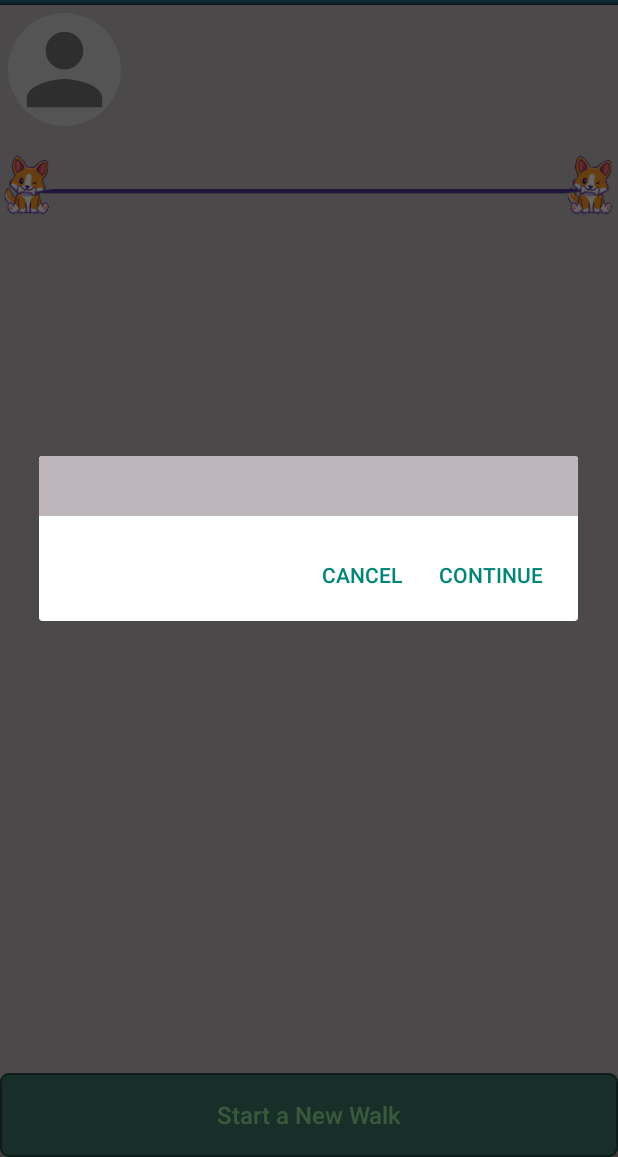
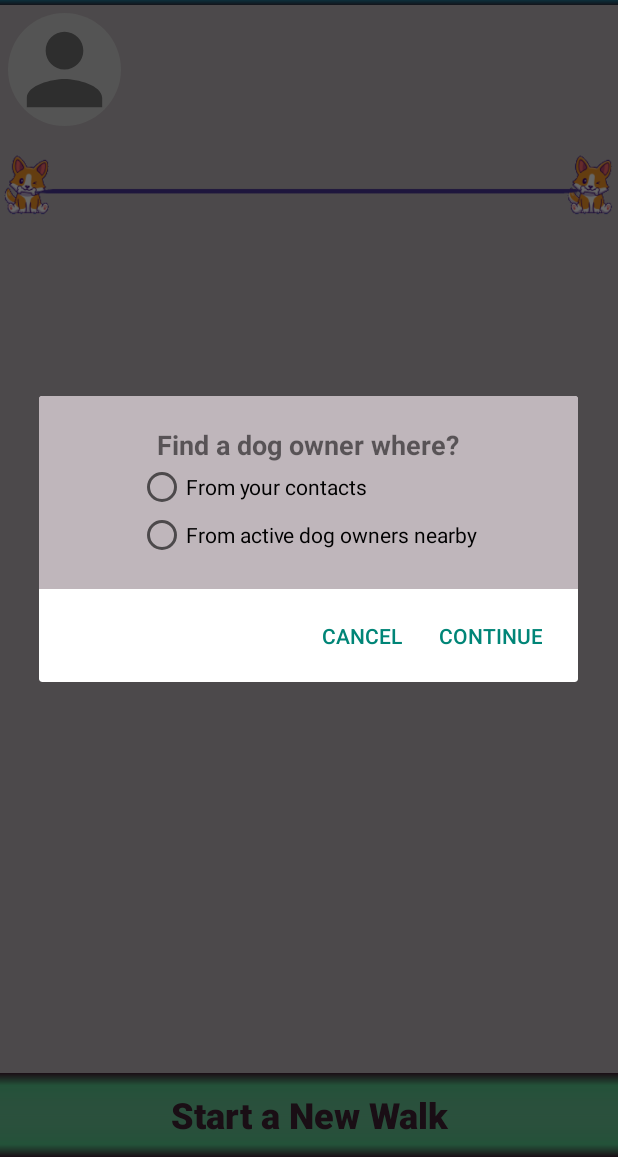
Before and after one commit to alia-io/DogWalker, an Android app: the HomeActivity screen opened directly, with no data from a screen before it, after a tap on "Start a New Walk", on a phone screen of 412 x 824 dp, the part 79-1236 px from its top. Run offline under Robolectric (Android 15) with nearby library versions, the phone set to English and light mode, and no system bars; our stand-ins replace Firebase (no records; nobody signed in at launch, a user with empty details on screens opened directly), Picasso; 6 statements that could not run were skipped.

Commit message:
walk setup questions, styling/theme changes

```diff
--- a/app/src/main/java/com/example/dogwalker/HomeActivity.java
+++ b/app/src/main/java/com/example/dogwalker/HomeActivity.java
@@ -1,7 +1,8 @@
 package com.example.dogwalker;
 
 import com.example.dogwalker.editdogs.EditDogsActivity;
-import com.example.dogwalker.newwalk.NewWalkFragment;
+import com.example.dogwalker.newwalk.NewWalkFragment0;
+import com.example.dogwalker.newwalk.NewWalkFragment1;
 import com.example.dogwalker.newwalk.NewWalkFragmentTracker;
 
 import androidx.annotation.NonNull;
@@ -9,18 +10,16 @@ import androidx.appcompat.app.AppCompatActivity;
 
 import android.content.Intent;
 import android.os.Bundle;
+import android.util.Log;
 import android.view.Menu;
 import android.view.MenuInflater;
 import android.view.MenuItem;
 import android.view.View;
 import android.widget.CheckBox;
-import android.widget.CompoundButton;
 import android.widget.ImageView;
 import android.widget.TextView;
 import android.widget.Toast;
 
-import com.google.android.gms.tasks.OnFailureListener;
-import com.google.android.gms.tasks.OnSuccessListener;
 import com.google.firebase.auth.FirebaseAuth;
 import com.google.firebase.auth.FirebaseUser;
 import com.google.firebase.database.DataSnapshot;
@@ -97,7 +96,6 @@ public class HomeActivity extends AppCompatActivity implements NewWalkFragmentTr
                         if (user.isDogOwnerActive()) activeOwnerBox.setChecked(true);
                     } else {
                         Toast.makeText(HomeActivity.this, "Welcome! Please add your dogs to your profile to begin.", Toast.LENGTH_SHORT).show();
-
                     }
                 }
                 if (user.isDogWalker() && (!user.isDogOwner() || user.getDogs().size() > 0)) {
@@ -132,18 +130,24 @@ public class HomeActivity extends AppCompatActivity implements NewWalkFragmentTr
 
     public void startNewWalk(View view) {
         if (user.isDogOwner() && user.isDogWalker()) {
-            NewWalkFragment.newInstance(R.layout.fragment_new_walk, true, false).show(getSupportFragmentManager(), "new_walk");
+            NewWalkFragment0.newInstance(R.layout.fragment_new_walk_0).show(getSupportFragmentManager(), "new_walk");
             return;
-        } else if (user.isDogOwner()) setFindDogWalkers(true);
-        else setFindDogWalkers(false);
-        NewWalkFragment.newInstance(R.layout.fragment_new_walk, false, findDogWalkers).show(getSupportFragmentManager(), "new_walk");
+        } else findDogWalkers = user.isDogOwner();
+        NewWalkFragment1.newInstance(R.layout.fragment_new_walk_1, findDogWalkers).show(getSupportFragmentManager(), "new_walk");
     }
 
     @Override
-    public void setFindDogWalkers(boolean findDogWalkers) { this.findDogWalkers = findDogWalkers; }
+    public void setFindDogWalkers(boolean findDogWalkers) {
+        this.findDogWalkers = findDogWalkers;
+        NewWalkFragment1.newInstance(R.layout.fragment_new_walk_1, findDogWalkers).show(getSupportFragmentManager(), "new_walk");
+    }
 
     @Override
-    public void setFromContacts(boolean fromContacts) { this.fromContacts = fromContacts; }
+    public void setFromContacts(boolean fromContacts) {
+        this.fromContacts = fromContacts;
+        Log.d("frags", "findDogWalkers = " + this.findDogWalkers + ", fromContacts = " + this.fromContacts);
+        // TODO: start next activity
+    }
 
     @Override
     public boolean onCreateOptionsMenu(Menu menu) {
--- a/app/src/main/java/com/example/dogwalker/newwalk/NewWalkFragment.java
+++ /dev/null
@@ -1,138 +0,0 @@
-package com.example.dogwalker.newwalk;
-
-import com.example.dogwalker.R;
-
-import android.app.Dialog;
-import android.content.Context;
-import android.os.Bundle;
-import android.view.LayoutInflater;
-import android.view.View;
-import android.view.ViewGroup;
-import android.widget.RadioButton;
-import android.widget.RadioGroup;
-import android.widget.TextView;
-
-import androidx.appcompat.app.AlertDialog;
-import androidx.fragment.app.DialogFragment;
-import androidx.fragment.app.Fragment;
-import androidx.fragment.app.FragmentManager;
-import androidx.fragment.app.FragmentTransaction;
-
-public class NewWalkFragment extends DialogFragment {
-
-    private NewWalkFragmentTracker listener;
-    private Fragment currentFragment;
-    private boolean nextFragment;
-    private boolean findDogWalkers;
-
-    public static NewWalkFragment newInstance(int layout, boolean nextFragment, boolean findDogWalkers) {
-        NewWalkFragment fragment = new NewWalkFragment();
-        Bundle args = new Bundle();
-        args.putInt("layout", layout);
-        args.putBoolean("next_fragment", nextFragment);
-        args.putBoolean("find_dog_walkers", findDogWalkers);
-        fragment.setArguments(args);
-        return fragment;
-    }
-
-    @Override
-    public void onAttach(Context context) {
-        super.onAttach(context);
-        try {
-            listener = (NewWalkFragmentTracker) context;
-        } catch (ClassCastException e) {
-            throw new ClassCastException(context.toString() + " must implement NewWalkFragmentTracker interface.");
-        }
-    }
-
-    @Override
-    public Dialog onCreateDialog(Bundle savedInstanceState) {
-
-        Bundle args = getArguments();
-        int layout = args.getInt("layout");
-        nextFragment = args.getBoolean("next_fragment");
-        findDogWalkers = args.getBoolean("find_dog_walkers");
-
-        AlertDialog.Builder builder = new AlertDialog.Builder(getActivity());
-        LayoutInflater inflater = getActivity().getLayoutInflater();
-        View view = inflater.inflate(layout, null);
-
-        FragmentManager fragmentManager = getActivity().getSupportFragmentManager();
-        FragmentTransaction fragmentTransaction = fragmentManager.beginTransaction();
-
-        if (nextFragment) currentFragment = new FirstFragment();
-        else {
-            currentFragment = new LastFragment();
-            if (findDogWalkers) {
-                ((TextView) currentFragment.getView().findViewById(R.id.fragment_title)).setText(R.string.new_walk_fragment_1_title_walker);
-                ((RadioButton) currentFragment.getView().findViewById(R.id.from_nearby)).setText(R.string.from_walkers_search);
-            }
-            else {
-                ((TextView) currentFragment.getView().findViewById(R.id.fragment_title)).setText(R.string.new_walk_fragment_1_title_owner);
-                ((RadioButton) currentFragment.getView().findViewById(R.id.from_nearby)).setText(R.string.from_owners_search);
-            }
-        }
-
-        fragmentTransaction.replace(R.id.fragment_container, currentFragment);
-        fragmentTransaction.setTransition(FragmentTransaction.TRANSIT_FRAGMENT_CLOSE);
-        fragmentTransaction.commit();
-
-        return builder.setView(view).setPositiveButton("Continue", (dialog, which) -> onContinueClicked())
-                .setNegativeButton("Cancel", (dialog, which) -> dismiss()).create();
-    }
-
-    private void onContinueClicked() {
-
-        RadioGroup radioGroup = currentFragment.getView().findViewById(R.id.radio_group);
-
-        if (nextFragment) {
-
-            currentFragment = new LastFragment();
-            final int dogWalkerId = R.id.dog_walker;
-            final int dogOwnerId = R.id.dog_owner;
-            final int radioButtonId = radioGroup.getCheckedRadioButtonId();
-
-            if (radioButtonId == dogWalkerId) {
-                listener.setFindDogWalkers(true);
-                ((TextView) currentFragment.getView().findViewById(R.id.fragment_title)).setText(R.string.new_walk_fragment_1_title_walker);
-                ((RadioButton) currentFragment.getView().findViewById(R.id.from_nearby)).setText(R.string.from_walkers_search);
-            } else if (radioButtonId == dogOwnerId) {
-                listener.setFindDogWalkers(false);
-                ((TextView) currentFragment.getView().findViewById(R.id.fragment_title)).setText(R.string.new_walk_fragment_1_title_owner);
-                ((RadioButton) currentFragment.getView().findViewById(R.id.from_nearby)).setText(R.string.from_owners_search);
-            }
-
-            FragmentManager fragmentManager = getActivity().getSupportFragmentManager();
-            FragmentTransaction fragmentTransaction = fragmentManager.beginTransaction();
-            fragmentTransaction.replace(R.id.fragment_container, currentFragment);
-            fragmentTransaction.setTransition(FragmentTransaction.TRANSIT_FRAGMENT_CLOSE);
-            fragmentTransaction.commit();
-            nextFragment = false;
-
-        } else {
-
-            final int fromContactsId = R.id.from_contacts;
-            final int fromNearbyId = R.id.from_nearby;
-            final int radioButtonId = radioGroup.getCheckedRadioButtonId();
-
-            if (radioButtonId == fromContactsId) listener.setFromContacts(true);
-            else if (radioButtonId == fromNearbyId) listener.setFromContacts(false);
-
-            dismiss();
-        }
-    }
-
-    public static class FirstFragment extends Fragment {
-        @Override
-        public View onCreateView(LayoutInflater inflater, ViewGroup container, Bundle savedInstanceState) {
-            return inflater.inflate(R.layout.fragment_new_walk_0, container, false);
-        }
-    }
-
-    public static class LastFragment extends Fragment {
-        @Override
-        public View onCreateView(LayoutInflater inflater, ViewGroup container, Bundle savedInstanceState) {
-            return inflater.inflate(R.layout.fragment_new_walk_1, container, false);
-        }
-    }
-}
--- /dev/null
+++ b/app/src/main/java/com/example/dogwalker/newwalk/NewWalkFragment0.java
@@ -0,0 +1,62 @@
+package com.example.dogwalker.newwalk;
+
+import com.example.dogwalker.R;
+
+import android.app.Dialog;
+import android.content.Context;
+import android.os.Bundle;
+import android.view.LayoutInflater;
+import android.view.View;
+import android.widget.RadioGroup;
+
+import androidx.appcompat.app.AlertDialog;
+import androidx.fragment.app.DialogFragment;
+
+public class NewWalkFragment0 extends DialogFragment {
+
+    private NewWalkFragmentTracker listener;
+    private RadioGroup radioGroup;
+
+    public static NewWalkFragment0 newInstance(int layout) {
+        NewWalkFragment0 fragment = new NewWalkFragment0();
+        Bundle args = new Bundle();
+        args.putInt("layout", layout);
+        fragment.setArguments(args);
+        return fragment;
+    }
+
+    @Override
+    public void onAttach(Context context) {
+        super.onAttach(context);
+        try {
+            listener = (NewWalkFragmentTracker) context;
+        } catch (ClassCastException e) {
+            throw new ClassCastException(context.toString() + " must implement NewWalkFragmentTracker interface.");
+        }
+    }
+
+    @Override
+    public Dialog onCreateDialog(Bundle savedInstanceState) {
+
+        Bundle args = getArguments();
+        int layout = args.getInt("layout");
+
+        AlertDialog.Builder builder = new AlertDialog.Builder(getActivity());
+        LayoutInflater inflater = getActivity().getLayoutInflater();
+        View view = inflater.inflate(layout, null);
+
+        radioGroup = view.findViewById(R.id.radio_group);
+
+        return builder.setView(view).setPositiveButton("Continue", (dialog, which) -> onContinueClicked())
+                .setNegativeButton("Cancel", (dialog, which) -> dismiss()).create();
+    }
+
+    private void onContinueClicked() {
+        final int dogWalkerId = R.id.dog_walker;
+        final int dogOwnerId = R.id.dog_owner;
+        final int radioButtonId = radioGroup.getCheckedRadioButtonId();
+        if (radioButtonId == dogWalkerId) listener.setFindDogWalkers(true);
+        else if (radioButtonId == dogOwnerId) listener.setFindDogWalkers(false);
+        dismiss();
+    }
+}
--- /dev/null
+++ b/app/src/main/java/com/example/dogwalker/newwalk/NewWalkFragment1.java
@@ -0,0 +1,84 @@
+package com.example.dogwalker.newwalk;
+
+import com.example.dogwalker.R;
+
+import android.app.Dialog;
+import android.content.Context;
+import android.os.Bundle;
+import android.view.LayoutInflater;
+import android.view.View;
+import android.widget.RadioButton;
+import android.widget.RadioGroup;
+import android.widget.TextView;
+
+import androidx.appcompat.app.AlertDialog;
+import androidx.fragment.app.DialogFragment;
+
+public class NewWalkFragment1 extends DialogFragment {
+
+    private NewWalkFragmentTracker listener;
+    private boolean findDogWalkers;
+
+    private TextView textView;
+    private RadioGroup radioGroup;
+    private RadioButton radioButton;
+
+    public static NewWalkFragment1 newInstance(int layout, boolean findDogWalkers) {
+        NewWalkFragment1 fragment = new NewWalkFragment1();
+        Bundle args= new Bundle();
+        args.putInt("layout", layout);
+        args.putBoolean("find_dog_walkers", findDogWalkers);
+        fragment.setArguments(args);
+        return fragment;
+    }
+
+    @Override
+    public void onResume() {
+        super.onResume();
+        if (findDogWalkers) {
+            textView.setText(R.string.new_walk_fragment_1_title_walker);
+            radioButton.setText(R.string.from_walkers_search);
+        } else {
+            textView.setText(R.string.new_walk_fragment_1_title_owner);
+            radioButton.setText(R.string.from_owners_search);
+        }
+    }
+
+    @Override
+    public void onAttach(Context context) {
+        super.onAttach(context);
+        try {
+            listener = (NewWalkFragmentTracker) context;
+        } catch (ClassCastException e) {
+            throw new ClassCastException(context.toString() + " must implement NewWalkFragmentTracker interface.");
+        }
+    }
+
+    @Override
+    public Dialog onCreateDialog(Bundle savedInstanceState) {
+
+        Bundle args = getArguments();
+        int layout = args.getInt("layout");
+        findDogWalkers = args.getBoolean("find_dog_walkers");
+
+        AlertDialog.Builder builder = new AlertDialog.Builder(getActivity());
+        LayoutInflater inflater = getActivity().getLayoutInflater();
+        View view = inflater.inflate(layout, null);
+
+        textView = view.findViewById(R.id.fragment_title);
+        radioGroup = view.findViewById(R.id.radio_group);
+        radioButton = view.findViewById(R.id.from_nearby);
+
+        return builder.setView(view).setPositiveButton("Continue", (dialog, which) -> onContinueClicked())
+                .setNegativeButton("Cancel", (dialog, which) -> dismiss()).create();
+    }
+
+    private void onContinueClicked() {
+        final int fromContactsId = R.id.from_contacts;
+        final int fromNearbyId = R.id.from_nearby;
+        final int radioButtonId = radioGroup.getCheckedRadioButtonId();
+        if (radioButtonId == fromContactsId) listener.setFromContacts(true);
+        else if (radioButtonId == fromNearbyId) listener.setFromContacts(false);
+        dismiss();
+    }
+}
--- a/app/src/main/res/drawable/button_style.xml
+++ b/app/src/main/res/drawable/button_style.xml
@@ -1,7 +1,75 @@
 <?xml version="1.0" encoding="utf-8"?>
-<shape xmlns:android="http://schemas.android.com/apk/res/android"
-    android:shape="rectangle">
-    <solid android:color="@color/pine_green" />
-    <stroke android:width="1dp" android:color="@color/dark_green" />
-    <corners android:radius="5dp" />
-</shape>
+<layer-list xmlns:android="http://schemas.android.com/apk/res/android">
+    <item>
+        <shape android:shape="rectangle" android:innerRadius="50dp" >
+            <corners android:radius="50dp" />
+            <gradient android:startColor="@color/transparent"
+                android:endColor="@color/lilac_gray"
+                android:centerColor="@color/bright_green"
+                android:centerY="90%" android:angle="270" />
+        </shape>
+    </item>
+    <item>
+        <shape android:shape="rectangle" android:innerRadius="50dp">
+            <corners android:radius="50dp" />
+            <gradient android:startColor="@color/lilac_gray"
+                android:endColor="@color/transparent"
+                android:centerColor="@color/bright_green"
+                android:centerY="10%" android:angle="270" />
+        </shape>
+    </item>
+    <item>
+        <shape android:shape="rectangle" android:innerRadius="50dp">
+            <corners android:radius="50dp" />
+            <gradient android:startColor="@color/lilac_gray"
+                android:endColor="@color/transparent"
+                android:centerColor="@color/transparent"
+                android:centerY="10%" android:angle="180" />
+        </shape>
+    </item>
+    <item>
+        <shape android:shape="rectangle" android:innerRadius="50dp">
+            <corners android:radius="50dp" />
+            <gradient android:startColor="@color/lilac_gray"
+                android:endColor="@color/transparent"
+                android:centerColor="@color/transparent"
+                android:centerY="10%" android:angle="0" />
+        </shape>
+    </item>
+    <item>
+        <shape android:shape="rectangle" android:innerRadius="50dp">
+            <corners android:radius="50dp" />
+            <gradient android:startColor="@color/lilac_gray"
+                android:endColor="@color/transparent"
+                android:centerColor="@color/transparent"
+                android:centerY="10%" android:angle="45" />
+        </shape>
+    </item>
+    <item>
+        <shape android:shape="rectangle" android:innerRadius="50dp">
+            <corners android:radius="50dp" />
+            <gradient android:startColor="@color/lilac_gray"
+                android:endColor="@color/transparent"
+                android:centerColor="@color/transparent"
+                android:centerY="10%" android:angle="135" />
+        </shape>
+    </item>
+    <item>
+        <shape android:shape="rectangle" android:innerRadius="50dp" >
+            <corners android:radius="50dp" />
+            <gradient android:startColor="@color/transparent"
+                android:endColor="@color/lilac_gray"
+                android:centerColor="@color/transparent"
+                android:centerY="90%" android:angle="405" />
+        </shape>
+    </item>
+    <item>
+        <shape android:shape="rectangle" android:innerRadius="50dp" >
+            <corners android:radius="50dp" />
+            <gradient android:startColor="@color/transparent"
+                android:endColor="@color/lilac_gray"
+                android:centerColor="@color/transparent"
+                android:centerY="90%" android:angle="495" />
+        </shape>
+    </item>
+</layer-list>
--- /dev/null
+++ b/app/src/main/res/drawable/large_button_style.xml
@@ -0,0 +1,19 @@
+<?xml version="1.0" encoding="utf-8"?>
+<layer-list xmlns:android="http://schemas.android.com/apk/res/android">
+    <item>
+        <shape android:shape="rectangle">
+            <gradient android:startColor="@color/transparent"
+                android:endColor="@color/dark_maroon"
+                android:centerColor="@color/bright_green"
+                android:centerY="85%" android:angle="270" />
+        </shape>
+    </item>
+    <item>
+        <shape android:shape="rectangle">
+            <gradient android:startColor="@color/dark_maroon"
+                android:endColor="@color/transparent"
+                android:centerColor="@color/bright_green"
+                android:centerY="15%" android:angle="270" />
+        </shape>
+    </item>
+</layer-list>
--- a/app/src/main/res/layout/activity_edit_dogs.xml
+++ b/app/src/main/res/layout/activity_edit_dogs.xml
@@ -51,12 +51,7 @@
         android:id="@+id/add_dog_button"
         android:text="@string/add_dog"
         android:onClick="addDog"
-        android:textColor="@color/light_green"
-        android:textSize="24sp"
-        android:textAllCaps="false"
-        android:background="@drawable/button_style"
+        style="@style/DogWalker.Button.Large"
         tools:ignore="UsingOnClickInXml"
-        android:layout_width="match_parent"
-        android:layout_height="?attr/actionBarSize"
         app:layout_constraintBottom_toBottomOf="parent" />
 </androidx.constraintlayout.widget.ConstraintLayout>
--- a/app/src/main/res/layout/activity_home.xml
+++ b/app/src/main/res/layout/activity_home.xml
@@ -93,12 +93,7 @@
         android:id="@+id/walk_button"
         android:text="@string/start_walk"
         android:onClick="startNewWalk"
-        android:textColor="@color/light_green"
-        android:textSize="16sp"
-        android:textAllCaps="false"
-        android:background="@drawable/button_style"
+        style="@style/DogWalker.Button.Large"
         tools:ignore="UsingOnClickInXml"
-        android:layout_width="match_parent"
-        android:layout_height="?attr/actionBarSize"
         app:layout_constraintBottom_toBottomOf="parent" />
 </androidx.constraintlayout.widget.ConstraintLayout>
--- a/app/src/main/res/layout/activity_sign_up_login.xml
+++ b/app/src/main/res/layout/activity_sign_up_login.xml
@@ -50,7 +50,6 @@
         <TextView
             android:id="@+id/instruction"
             android:text="@string/registration"
-            android:textColor="@color/dark_green"
             android:textStyle="bold"
             android:textSize="28sp"
             android:layout_marginBottom="20dp"
@@ -121,7 +120,6 @@
         <TextView
             android:text="@string/go_to_login"
             android:textSize="18sp"
-            android:textColor="@color/dark_green"
             android:layout_marginEnd="10dp"
             android:layout_width="wrap_content"
             android:layout_height="wrap_content" />
--- a/app/src/main/res/layout/fragment_new_walk.xml
+++ /dev/null
@@ -1,12 +0,0 @@
-<?xml version="1.0" encoding="utf-8"?>
-<FrameLayout
-    xmlns:android="http://schemas.android.com/apk/res/android"
-    android:background="@color/lilac_gray"
-    android:padding="20dp"
-    android:layout_width="match_parent"
-    android:layout_height="match_parent">
-    <FrameLayout
-        android:id="@+id/fragment_container"
-        android:layout_width="match_parent"
-        android:layout_height="match_parent" />
-</FrameLayout>
--- a/app/src/main/res/layout/fragment_new_walk_0.xml
+++ b/app/src/main/res/layout/fragment_new_walk_0.xml
@@ -1,9 +1,13 @@
 <?xml version="1.0" encoding="utf-8"?>
 <LinearLayout
     xmlns:android="http://schemas.android.com/apk/res/android"
+    xmlns:tools="http://schemas.android.com/tools"
     android:orientation="vertical"
+    android:background="@color/lilac_gray"
+    android:padding="20dp"
     android:layout_width="match_parent"
-    android:layout_height="match_parent">
+    android:layout_height="match_parent"
+    tools:context=".newwalk.NewWalkFragment0">
     <TextView
         android:text="@string/new_walk_fragment_0_title"
         android:textSize="18sp"
--- a/app/src/main/res/layout/fragment_new_walk_1.xml
+++ b/app/src/main/res/layout/fragment_new_walk_1.xml
@@ -1,9 +1,13 @@
 <?xml version="1.0" encoding="utf-8"?>
 <LinearLayout
     xmlns:android="http://schemas.android.com/apk/res/android"
+    xmlns:tools="http://schemas.android.com/tools"
     android:orientation="vertical"
+    android:background="@color/lilac_gray"
+    android:padding="20dp"
     android:layout_width="match_parent"
-    android:layout_height="match_parent">
+    android:layout_height="match_parent"
+    tools:context=".newwalk.NewWalkFragment1">
     <TextView
         android:id="@+id/fragment_title"
         android:textSize="18sp"
--- a/app/src/main/res/layout/fragment_reset_password.xml
+++ b/app/src/main/res/layout/fragment_reset_password.xml
@@ -10,7 +10,6 @@
     <TextView
         android:id="@+id/instruction"
         android:text="@string/reset_password_text"
-        android:textColor="@color/dark_green"
         android:textStyle="bold"
         android:textSize="22sp"
         android:padding="20dp"
--- a/app/src/main/res/layout/fragment_verify_email.xml
+++ b/app/src/main/res/layout/fragment_verify_email.xml
@@ -10,7 +10,6 @@
     <TextView
         android:id="@+id/instruction"
         android:text="@string/verify_email_text"
-        android:textColor="@color/dark_green"
         android:textStyle="bold"
         android:textSize="22sp"
         android:padding="20dp"
--- a/app/src/main/res/values/themes.xml
+++ b/app/src/main/res/values/themes.xml
@@ -34,11 +34,21 @@
 
     <style name="DogWalker.Button" parent="Widget.AppCompat.Button">
         <item name="android:background">@drawable/button_style</item>
-        <item name="android:textColor">@color/light_green</item>
+        <item name="android:textColor">@color/dark_maroon</item>
         <item name="android:textSize">16sp</item>
         <item name="android:textAllCaps">false</item>
         <item name="android:padding">5dp</item>
         <item name="android:layout_width">wrap_content</item>
         <item name="android:layout_height">wrap_content</item>
     </style>
+
+    <style name="DogWalker.Button.Large" parent="Widget.AppCompat.Button">
+        <item name="android:background">@drawable/large_button_style</item>
+        <item name="android:textColor">@color/dark_maroon</item>
+        <item name="android:textSize">24sp</item>
+        <item name="android:textStyle">bold</item>
+        <item name="android:textAllCaps">false</item>
+        <item name="android:layout_width">match_parent</item>
+        <item name="android:layout_height">?attr/actionBarSize</item>
+    </style>
 </resources>
```
